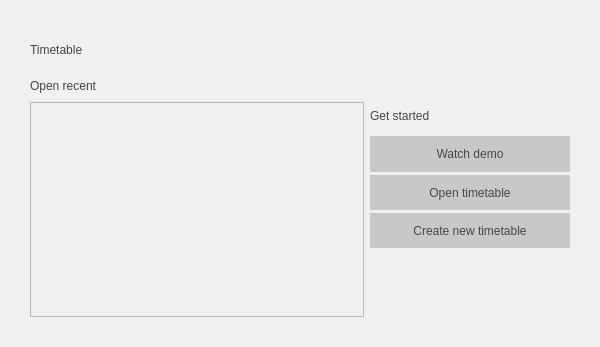
alexandrutm/UnivTimetable, file Orar/OrarApp/HomeView.ui: the form before one commit.
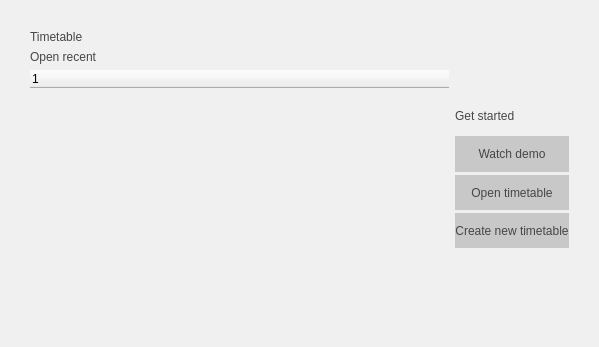
The form after the commit.

```diff
--- a/Orar/OrarApp/HomeView.ui
+++ b/Orar/OrarApp/HomeView.ui
@@ -6,7 +6,7 @@
    <rect>
     <x>0</x>
     <y>0</y>
-    <width>600</width>
+    <width>599</width>
     <height>347</height>
    </rect>
   </property>
@@ -66,13 +66,15 @@
       </widget>
      </item>
      <item>
-      <widget class="QFrame" name="frame_2">
+      <widget class="QTreeWidget" name="treeWidget">
        <property name="frameShape">
-        <enum>QFrame::StyledPanel</enum>
+        <enum>QFrame::NoFrame</enum>
        </property>
-       <property name="frameShadow">
-        <enum>QFrame::Raised</enum>
-       </property>
+       <column>
+        <property name="text">
+         <string notr="true">1</string>
+        </property>
+       </column>
       </widget>
      </item>
     </layout>
```
